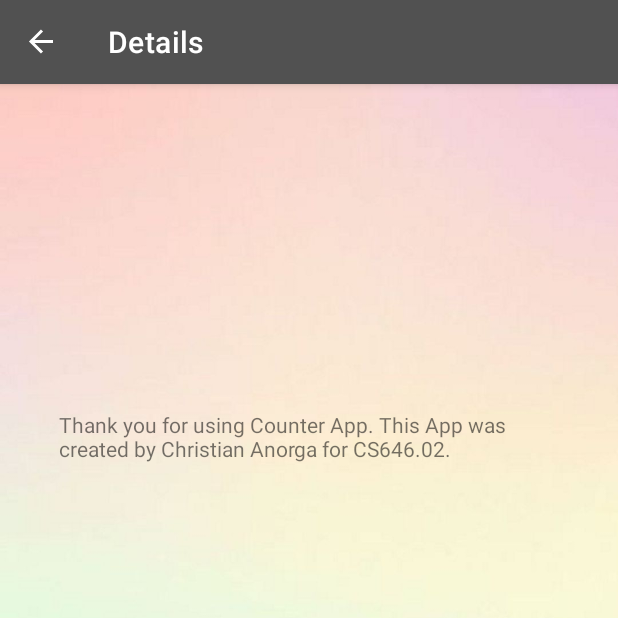
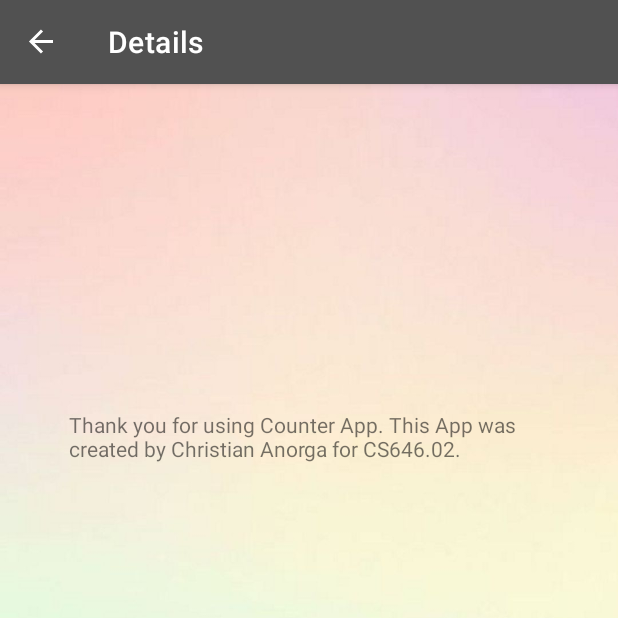
Before and after one commit to canorga8634/CS646-LAB3, an Android app: the SecondFragment screen opened through its navigation route, on a phone screen of 412 x 824 dp, the top half of it. Run offline under Robolectric (Android 15) with nearby library versions, the phone set to English and light mode, and no system bars; our stand-ins replace navigation-ui.

Commit message:
commit
commit

```diff
--- a/app/src/main/res/layout/fragment_second.xml
+++ b/app/src/main/res/layout/fragment_second.xml
@@ -8,7 +8,7 @@
 
     <TextView
         android:id="@+id/textview_second"
-        android:layout_width="333dp"
+        android:layout_width="320dp"
         android:layout_height="36dp"
         android:text="@string/thank_you_for_using_counter_app_this_app_was_created_by_christian_anorga_for_cs646_02"
         app:layout_constraintBottom_toTopOf="@id/button_second"
```
